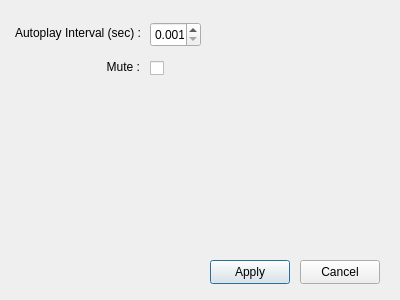
The window that settingswindow.ui (oyxong123/YxWn_Gallery) describes before a commit, drawn with Qt 5.
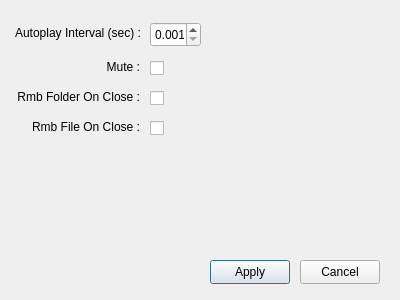
The same window after the commit.

Commit message: Added remember folder and file states (settings) checkboxes

Diff of the .ui file:
```diff
--- a/settingswindow.ui
+++ b/settingswindow.ui
@@ -118,6 +118,82 @@
     <bool>false</bool>
    </property>
   </widget>
+  <widget class="QCheckBox" name="chkRmbFolder">
+   <property name="geometry">
+    <rect>
+     <x>150</x>
+     <y>87</y>
+     <width>16</width>
+     <height>22</height>
+    </rect>
+   </property>
+   <property name="text">
+    <string/>
+   </property>
+   <property name="checked">
+    <bool>false</bool>
+   </property>
+  </widget>
+  <widget class="QLabel" name="lblRmbFolder">
+   <property name="geometry">
+    <rect>
+     <x>-1</x>
+     <y>87</y>
+     <width>141</width>
+     <height>20</height>
+    </rect>
+   </property>
+   <property name="frameShape">
+    <enum>QFrame::Shape::NoFrame</enum>
+   </property>
+   <property name="lineWidth">
+    <number>0</number>
+   </property>
+   <property name="text">
+    <string>Rmb Folder On Close :</string>
+   </property>
+   <property name="alignment">
+    <set>Qt::AlignmentFlag::AlignRight|Qt::AlignmentFlag::AlignTrailing|Qt::AlignmentFlag::AlignVCenter</set>
+   </property>
+  </widget>
+  <widget class="QCheckBox" name="chkRmbFile">
+   <property name="geometry">
+    <rect>
+     <x>150</x>
+     <y>117</y>
+     <width>16</width>
+     <height>22</height>
+    </rect>
+   </property>
+   <property name="text">
+    <string/>
+   </property>
+   <property name="checked">
+    <bool>false</bool>
+   </property>
+  </widget>
+  <widget class="QLabel" name="lblRmbFile">
+   <property name="geometry">
+    <rect>
+     <x>-1</x>
+     <y>117</y>
+     <width>141</width>
+     <height>20</height>
+    </rect>
+   </property>
+   <property name="frameShape">
+    <enum>QFrame::Shape::NoFrame</enum>
+   </property>
+   <property name="lineWidth">
+    <number>0</number>
+   </property>
+   <property name="text">
+    <string>Rmb File On Close :</string>
+   </property>
+   <property name="alignment">
+    <set>Qt::AlignmentFlag::AlignRight|Qt::AlignmentFlag::AlignTrailing|Qt::AlignmentFlag::AlignVCenter</set>
+   </property>
+  </widget>
  </widget>
  <resources/>
  <connections/>
```
The commit also changes 8 other files.
